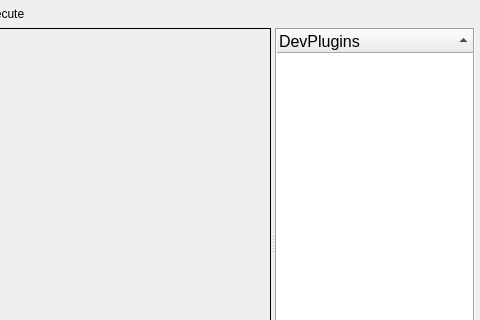
Before: the Qt Designer form CommonLib/src/kmxPyQt/devConsole3/DCwin.ui in kumar-lakshmanan/our-py-lib, drawn with Qt 5; both pictures show x 366 to 846 and y 0 to 320 of the 846 by 513 pixel window.
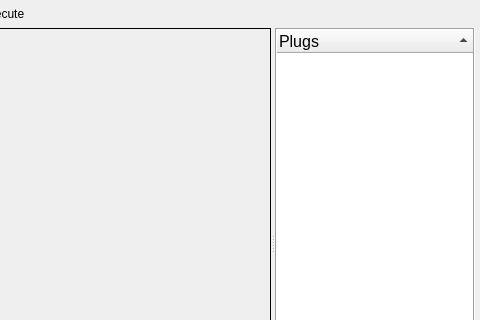
After: the same form once the commit is applied. Custom widgets are drawn as their Qt base class.

```diff
--- a/CommonLib/src/kmxPyQt/devConsole3/DCwin.ui
+++ b/CommonLib/src/kmxPyQt/devConsole3/DCwin.ui
@@ -108,7 +108,7 @@
           </attribute>
           <column>
            <property name="text">
-            <string notr="true">DevPlugins</string>
+            <string notr="true">Plugs</string>
            </property>
           </column>
          </widget>
```
